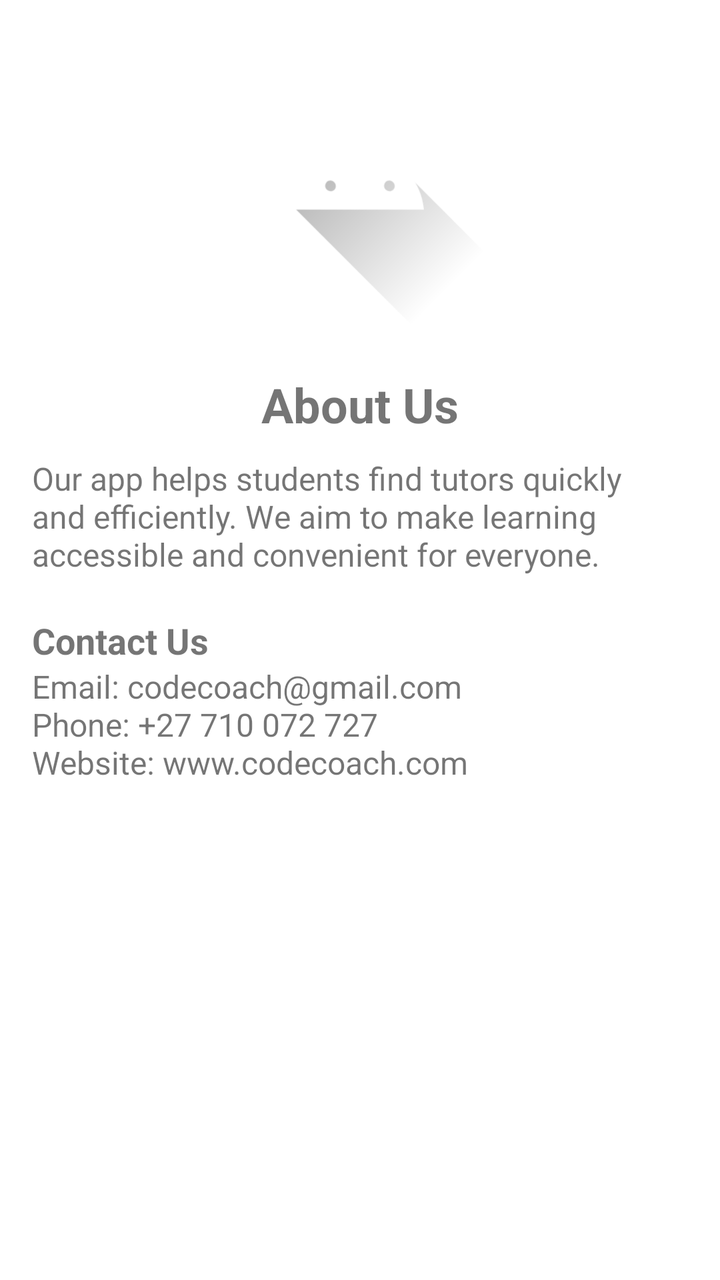
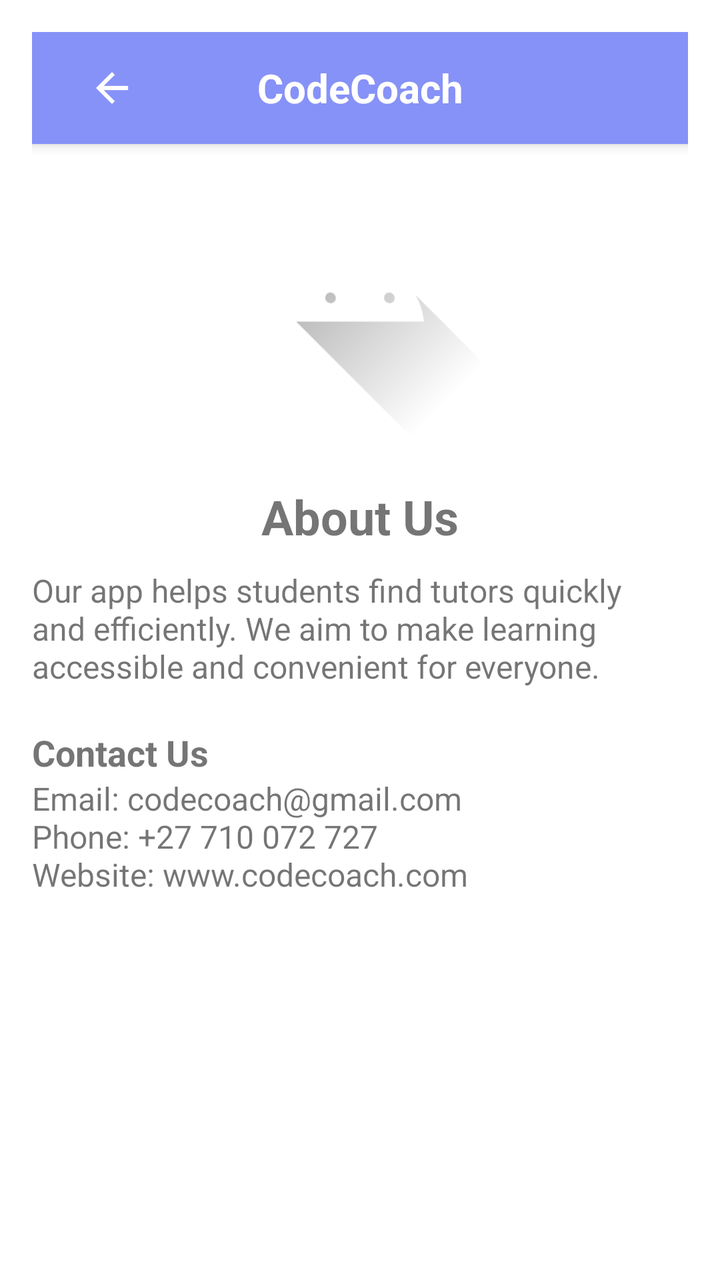

Two renders of the same Android screen: before a commit and after it. Below are the layout's source before the change and the commit's diff.
<!-- AndroidManifest.xml: application theme Theme.CC -->
<!-- res/layout/activity_about_us.xml -->
<?xml version="1.0" encoding="utf-8"?>
<ScrollView xmlns:android="http://schemas.android.com/apk/res/android"
    android:layout_width="match_parent"
    android:layout_height="match_parent"
    android:padding="16dp">

    <LinearLayout
        android:layout_width="match_parent"
        android:layout_height="wrap_content"
        android:orientation="vertical">

        
        <ImageView
            android:id="@+id/appLogo"
            android:layout_width="150dp"
            android:layout_height="150dp"
            android:layout_gravity="center"
            android:src="@drawable/ic_launcher_foreground"
            android:contentDescription="App Logo" />

        
        <TextView
            android:layout_width="wrap_content"
            android:layout_height="wrap_content"
            android:text="About Us"
            android:textSize="24sp"
            android:layout_gravity="center"
            android:textStyle="bold"
            android:paddingTop="20dp"
            android:paddingBottom="10dp"/>

        
        <TextView
            android:id="@+id/aboutDescription"
            android:layout_width="match_parent"
            android:layout_height="wrap_content"
            android:text="Our app helps students find tutors quickly and efficiently. We aim to make learning accessible and convenient for everyone."
            android:textSize="16sp"
            android:paddingBottom="10dp"/>

        
        <TextView
            android:layout_width="wrap_content"
            android:layout_height="wrap_content"
            android:text="Contact Us"
            android:textSize="18sp"
            android:layout_gravity="start"
            android:textStyle="bold"
            android:paddingTop="10dp" />

        <TextView
            android:layout_width="match_parent"
            android:layout_height="wrap_content"
            android:text="Email: codecoach@gmail.com\nPhone: +27 710 072 727\nWebsite: www.codecoach.com"
            android:textSize="16sp"
            android:paddingBottom="10dp"/>

    </LinearLayout>
</ScrollView>
<!-- resources referenced by this layout -->
<resources>
  <!-- drawable ic_launcher_foreground (drawable) -->
  <vector xmlns:android="http://schemas.android.com/apk/res/android"
      xmlns:aapt="http://schemas.android.com/aapt"
      android:width="108dp"
      android:height="108dp"
      android:viewportWidth="108"
      android:viewportHeight="108">
      <path android:pathData="M31,63.928c0,0 6.4,-11 12.1,-13.1c7.2,-2.6 26,-1.4 26,-1.4l38.1,38.1L107,108.928l-32,-1L31,63.928z">
          <aapt:attr name="android:fillColor">
              <gradient
                  android:endX="85.84757"
                  android:endY="92.4963"
                  android:startX="42.9492"
                  android:startY="49.59793"
                  android:type="linear">
                  <item
                      android:color="#44000000"
                      android:offset="0.0" />
                  <item
                      android:color="#00000000"
                      android:offset="1.0" />
              </gradient>
          </aapt:attr>
      </path>
      <path
          android:fillColor="#FFFFFF"
          android:fillType="nonZero"
          android:pathData="M65.3,45.828l3.8,-6.6c0.2,-0.4 0.1,-0.9 -0.3,-1.1c-0.4,-0.2 -0.9,-0.1 -1.1,0.3l-3.9,6.7c-6.3,-2.8 -13.4,-2.8 -19.7,0l-3.9,-6.7c-0.2,-0.4 -0.7,-0.5 -1.1,-0.3C38.8,38.328 38.7,38.828 38.9,39.228l3.8,6.6C36.2,49.428 31.7,56.028 31,63.928h46C76.3,56.028 71.8,49.428 65.3,45.828zM43.4,57.328c-0.8,0 -1.5,-0.5 -1.8,-1.2c-0.3,-0.7 -0.1,-1.5 0.4,-2.1c0.5,-0.5 1.4,-0.7 2.1,-0.4c0.7,0.3 1.2,1 1.2,1.8C45.3,56.528 44.5,57.328 43.4,57.328L43.4,57.328zM64.6,57.328c-0.8,0 -1.5,-0.5 -1.8,-1.2s-0.1,-1.5 0.4,-2.1c0.5,-0.5 1.4,-0.7 2.1,-0.4c0.7,0.3 1.2,1 1.2,1.8C66.5,56.528 65.6,57.328 64.6,57.328L64.6,57.328z"
          android:strokeWidth="1"
          android:strokeColor="#00000000" />
  </vector>
  <style name="Theme.CC" parent="Base.Theme.CC" />
  <style name="Base.Theme.CC" parent="Theme.MaterialComponents.DayNight.NoActionBar">
          
          <item name="colorPrimary">@color/lavender</item>
          <item name="colorPrimaryVariant">@color/lavender</item>
          <item name="colorOnPrimary">@color/white</item>
          
          <item name="colorSecondary">@color/teal_200</item>
          <item name="colorSecondaryVariant">@color/teal_700</item>
          <item name="colorOnSecondary">@color/black</item>
          
          <item name="android:statusBarColor">?attr/colorPrimaryVariant</item>
          
          
      </style>
  <color name="lavender">#8692f7</color>
  <color name="white">#FFFFFFFF</color>
  <color name="teal_200">#FF03DAC5</color>
  <color name="teal_700">#FF018786</color>
  <color name="black">#FF000000</color>
</resources>

<!-- the commit's change to res/layout/activity_about_us.xml (unified diff, before → after) -->
@@ -8,6 +8,35 @@
         android:layout_width="match_parent"
         android:layout_height="wrap_content"
         android:orientation="vertical">
+
+        
+        <androidx.appcompat.widget.Toolbar
+            android:id="@+id/top_bar"
+            android:layout_width="match_parent"
+            android:layout_height="wrap_content"
+            android:background="?attr/colorPrimary"
+            android:elevation="4dp">
+
+            <ImageButton
+                android:id="@+id/back_button"
+                android:layout_width="wrap_content"
+                android:layout_height="wrap_content"
+                android:src="@drawable/ic_back"
+                android:background="?attr/selectableItemBackgroundBorderless"
+                android:contentDescription="Back"
+                android:layout_gravity="start"
+                android:padding="12dp" />
+
+            <TextView
+                android:id="@+id/top_bar_title"
+                android:layout_width="wrap_content"
+                android:layout_height="wrap_content"
+                android:layout_gravity="center"
+                android:text="CodeCoach"
+                android:textColor="@android:color/white"
+                android:textSize="20sp"
+                android:textStyle="bold" />
+        </androidx.appcompat.widget.Toolbar>
 
         
         <ImageView
@@ -27,7 +56,7 @@
             android:layout_gravity="center"
             android:textStyle="bold"
             android:paddingTop="20dp"
-            android:paddingBottom="10dp"/>
+            android:paddingBottom="10dp" />
 
         
         <TextView
@@ -36,7 +65,7 @@
             android:layout_height="wrap_content"
             android:text="Our app helps students find tutors quickly and efficiently. We aim to make learning accessible and convenient for everyone."
             android:textSize="16sp"
-            android:paddingBottom="10dp"/>
+            android:paddingBottom="10dp" />
 
         
         <TextView
@@ -53,7 +82,7 @@
             android:layout_height="wrap_content"
             android:text="Email: codecoach@gmail.com\nPhone: +27 710 072 727\nWebsite: www.codecoach.com"
             android:textSize="16sp"
-            android:paddingBottom="10dp"/>
+            android:paddingBottom="10dp" />
 
     </LinearLayout>
 </ScrollView>
<!-- resource entries referenced after the edit -->
@@ -1,5 +1,11 @@
 <!-- resources referenced by this layout -->
 <resources>
+  <!-- drawable ic_back (drawable) -->
+  <vector xmlns:android="http://schemas.android.com/apk/res/android" android:autoMirrored="true" android:height="24dp" android:tint="#FFFFFF" android:viewportHeight="24" android:viewportWidth="24" android:width="24dp">
+        
+      <path android:fillColor="@android:color/white" android:pathData="M20,11H7.83l5.59,-5.59L12,4l-8,8 8,8 1.41,-1.41L7.83,13H20v-2z"/>
+      
+  </vector>
   <!-- drawable ic_launcher_foreground (drawable) -->
   <vector xmlns:android="http://schemas.android.com/apk/res/android"
       xmlns:aapt="http://schemas.android.com/aapt"
